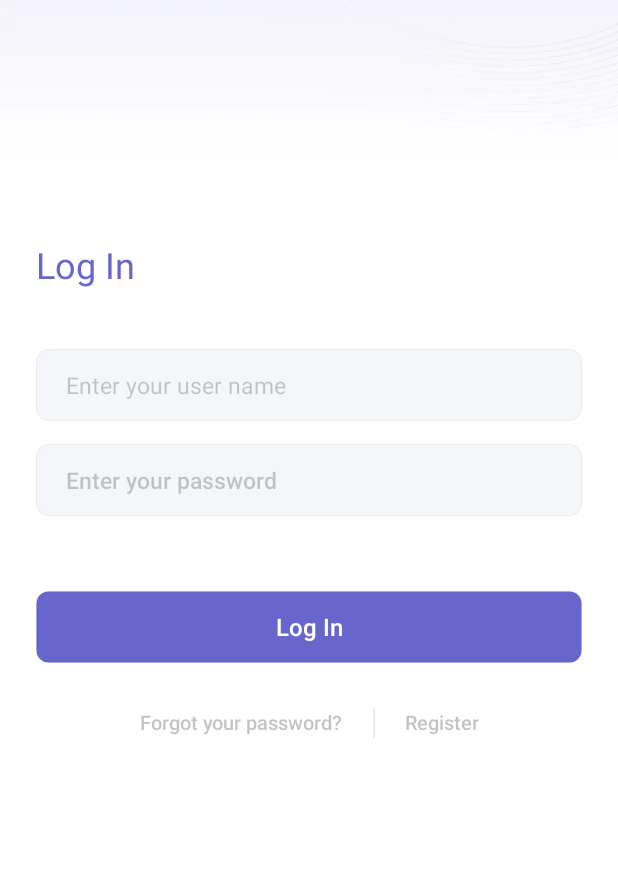
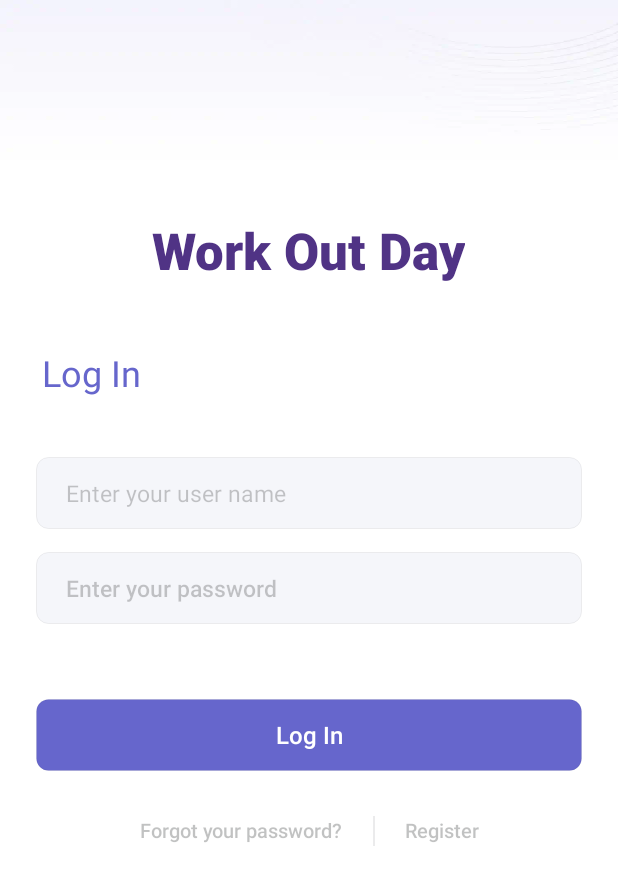
Before and after one commit to starmarke/WorkOutDay23, an Android app: the screen it shows after launch (LoginActivity), on a phone screen of 412 x 824 dp. Shown: the top 885 px of the screen. Run offline under Robolectric (Android 15) with nearby library versions, the phone set to English and light mode, and no system bars; our stand-ins replace Room's generated code; libraries missing offline, so code that uses them is left out: com.gyf.immersionbar; 2 statements that could not run were skipped.

Commit message:
final changes

```diff
--- a/app/src/main/res/layout/activity_login.xml
+++ b/app/src/main/res/layout/activity_login.xml
@@ -8,6 +8,7 @@
     tools:context=".LoginActivity">
 
     <ImageView
+        android:id="@+id/imageView2"
         android:layout_width="match_parent"
         android:layout_height="wrap_content"
         android:background="@mipmap/wt_pic_video_ab"
@@ -20,7 +21,8 @@
         android:layout_width="wrap_content"
         android:layout_height="wrap_content"
         android:layout_marginHorizontal="24dp"
-        android:layout_marginTop="160dp"
+        android:layout_marginStart="28dp"
+        android:layout_marginTop="232dp"
         android:text="Log In"
         android:textColor="#6666cc"
         android:textSize="24sp"
@@ -123,5 +125,21 @@
 
     </LinearLayout>
 
+    <TextView
+        android:id="@+id/textView6"
+        android:layout_width="wrap_content"
+        android:layout_height="wrap_content"
+        android:layout_marginTop="144dp"
+        android:fontFamily="sans-serif-medium"
+        android:text="Work Out Day"
+        android:textAlignment="center"
+        android:textColor="#503385"
+        android:textSize="34sp"
+        android:textStyle="bold"
+        app:layout_constraintEnd_toEndOf="parent"
+        app:layout_constraintHorizontal_bias="0.497"
+        app:layout_constraintStart_toStartOf="parent"
+        app:layout_constraintTop_toTopOf="parent" />
+
 
 </androidx.constraintlayout.widget.ConstraintLayout>
--- a/app/src/main/res/layout/fragment_reward.xml
+++ b/app/src/main/res/layout/fragment_reward.xml
@@ -115,12 +115,11 @@
         android:id="@+id/imageView8"
         android:layout_width="80dp"
         android:layout_height="80dp"
+        android:layout_marginBottom="276dp"
         app:layout_constraintBottom_toBottomOf="parent"
         app:layout_constraintEnd_toEndOf="parent"
         app:layout_constraintHorizontal_bias="0.764"
         app:layout_constraintStart_toStartOf="parent"
-        app:layout_constraintTop_toTopOf="parent"
-        app:layout_constraintVertical_bias="0.576"
         app:srcCompat="@mipmap/one_month" />
 
     <ImageView
```
